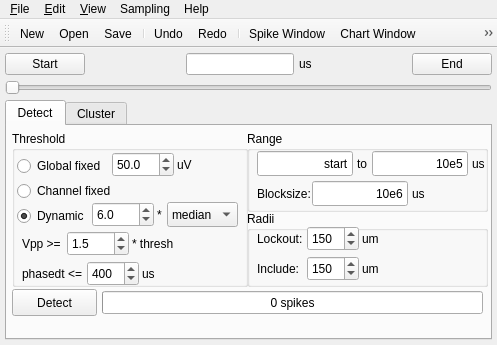
The window that spyke/spyke.ui (spyke/spyke) describes before a commit, drawn with Qt 5.
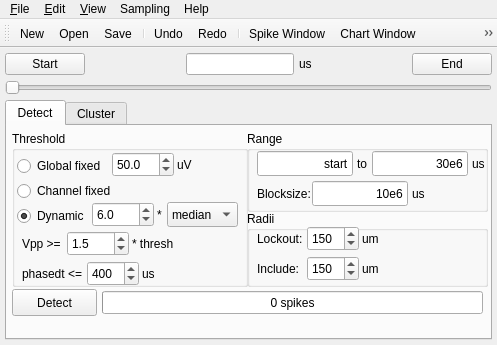
The same window after the commit. Icons and pictures are not drawn.

Patch:
```diff
--- a/spyke/spyke.ui
+++ b/spyke/spyke.ui
@@ -483,7 +483,7 @@
           </rect>
          </property>
          <property name="text">
-          <string>10e5</string>
+          <string>30e6</string>
          </property>
          <property name="alignment">
           <set>Qt::AlignRight|Qt::AlignTrailing|Qt::AlignVCenter</set>
```
